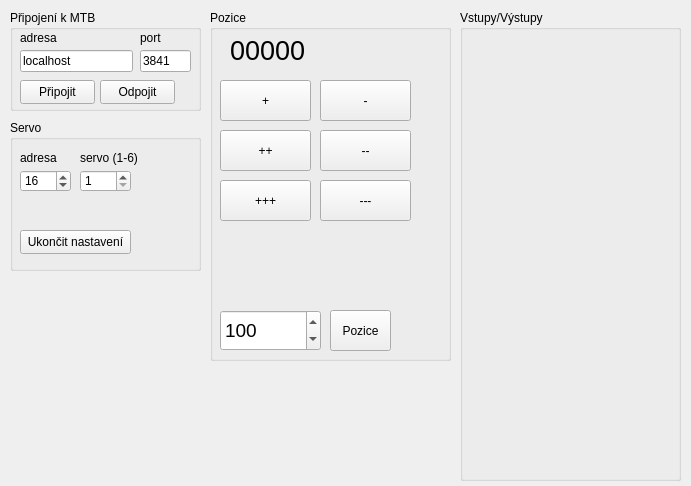
First picture: the form in mainwindow.ui, repository petrilakm/mtb-unis-config, before the edit.
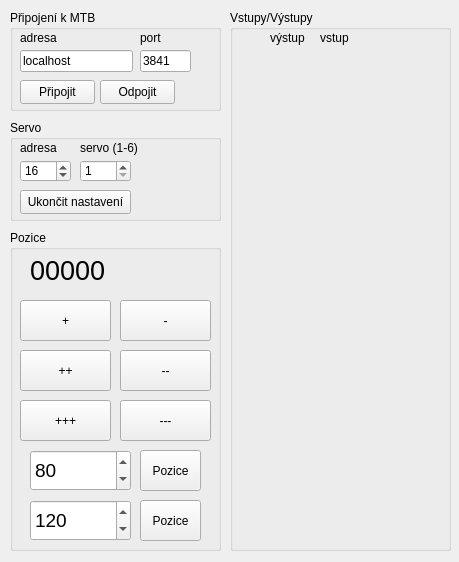
Second picture: the form after the edit.

Commit message:
vylepsena verze
Plne funkcni.
při změně adresy se neaktualizují vstupy a výstupy.

Diff of the .ui file:
```diff
--- a/mainwindow.ui
+++ b/mainwindow.ui
@@ -6,10 +6,28 @@
    <rect>
     <x>0</x>
     <y>0</y>
-    <width>691</width>
-    <height>486</height>
+    <width>459</width>
+    <height>562</height>
    </rect>
   </property>
+  <property name="sizePolicy">
+   <sizepolicy hsizetype="Fixed" vsizetype="Fixed">
+    <horstretch>0</horstretch>
+    <verstretch>0</verstretch>
+   </sizepolicy>
+  </property>
+  <property name="minimumSize">
+   <size>
+    <width>459</width>
+    <height>562</height>
+   </size>
+  </property>
+  <property name="maximumSize">
+   <size>
+    <width>459</width>
+    <height>562</height>
+   </size>
+  </property>
   <property name="windowTitle">
    <string>MainWindow</string>
   </property>
@@ -19,7 +37,7 @@
      <rect>
       <x>10</x>
       <y>10</y>
-      <width>191</width>
+      <width>211</width>
       <height>101</height>
      </rect>
     </property>
@@ -116,8 +134,8 @@
      <rect>
       <x>10</x>
       <y>120</y>
-      <width>191</width>
-      <height>151</height>
+      <width>211</width>
+      <height>101</height>
      </rect>
     </property>
     <property name="title">
@@ -127,7 +145,7 @@
      <property name="geometry">
       <rect>
        <x>70</x>
-       <y>50</y>
+       <y>40</y>
        <width>51</width>
        <height>22</height>
       </rect>
@@ -143,7 +161,7 @@
      <property name="geometry">
       <rect>
        <x>10</x>
-       <y>50</y>
+       <y>40</y>
        <width>51</width>
        <height>22</height>
       </rect>
@@ -162,7 +180,7 @@
      <property name="geometry">
       <rect>
        <x>10</x>
-       <y>110</y>
+       <y>70</y>
        <width>111</width>
        <height>24</height>
       </rect>
@@ -175,7 +193,7 @@
      <property name="geometry">
       <rect>
        <x>10</x>
-       <y>30</y>
+       <y>20</y>
        <width>49</width>
        <height>16</height>
       </rect>
@@ -188,7 +206,7 @@
      <property name="geometry">
       <rect>
        <x>70</x>
-       <y>30</y>
+       <y>20</y>
        <width>61</width>
        <height>16</height>
       </rect>
@@ -201,10 +219,10 @@
    <widget class="QGroupBox" name="groupBox_2">
     <property name="geometry">
      <rect>
-      <x>210</x>
-      <y>10</y>
-      <width>241</width>
-      <height>351</height>
+      <x>10</x>
+      <y>230</y>
+      <width>211</width>
+      <height>321</height>
      </rect>
     </property>
     <property name="title">
@@ -284,8 +302,8 @@
     <widget class="QSpinBox" name="sb_servopos">
      <property name="geometry">
       <rect>
-       <x>10</x>
-       <y>300</y>
+       <x>20</x>
+       <y>270</y>
        <width>101</width>
        <height>41</height>
       </rect>
@@ -299,14 +317,14 @@
       <number>255</number>
      </property>
      <property name="value">
-      <number>100</number>
+      <number>120</number>
      </property>
     </widget>
     <widget class="QPushButton" name="pb_servoposset">
      <property name="geometry">
       <rect>
-       <x>120</x>
-       <y>300</y>
+       <x>130</x>
+       <y>270</y>
        <width>61</width>
        <height>41</height>
       </rect>
@@ -341,19 +359,103 @@
       <string>--</string>
      </property>
     </widget>
+    <widget class="QSpinBox" name="sb_servopos2">
+     <property name="geometry">
+      <rect>
+       <x>20</x>
+       <y>220</y>
+       <width>101</width>
+       <height>41</height>
+      </rect>
+     </property>
+     <property name="font">
+      <font>
+       <pointsize>14</pointsize>
+      </font>
+     </property>
+     <property name="maximum">
+      <number>255</number>
+     </property>
+     <property name="value">
+      <number>80</number>
+     </property>
+    </widget>
+    <widget class="QPushButton" name="pb_servoposset2">
+     <property name="geometry">
+      <rect>
+       <x>130</x>
+       <y>220</y>
+       <width>61</width>
+       <height>41</height>
+      </rect>
+     </property>
+     <property name="text">
+      <string>Pozice</string>
+     </property>
+    </widget>
    </widget>
    <widget class="QGroupBox" name="gb_io">
     <property name="geometry">
      <rect>
-      <x>460</x>
+      <x>230</x>
       <y>10</y>
       <width>221</width>
-      <height>471</height>
+      <height>541</height>
      </rect>
     </property>
     <property name="title">
      <string>Vstupy/Výstupy</string>
     </property>
+    <widget class="QLabel" name="label_5">
+     <property name="geometry">
+      <rect>
+       <x>40</x>
+       <y>20</y>
+       <width>40</width>
+       <height>16</height>
+      </rect>
+     </property>
+     <property name="sizePolicy">
+      <sizepolicy hsizetype="Preferred" vsizetype="Preferred">
+       <horstretch>0</horstretch>
+       <verstretch>0</verstretch>
+      </sizepolicy>
+     </property>
+     <property name="text">
+      <string>výstup</string>
+     </property>
+     <property name="textFormat">
+      <enum>Qt::PlainText</enum>
+     </property>
+     <property name="wordWrap">
+      <bool>false</bool>
+     </property>
+    </widget>
+    <widget class="QLabel" name="label_6">
+     <property name="geometry">
+      <rect>
+       <x>90</x>
+       <y>20</y>
+       <width>40</width>
+       <height>16</height>
+      </rect>
+     </property>
+     <property name="sizePolicy">
+      <sizepolicy hsizetype="Preferred" vsizetype="Preferred">
+       <horstretch>0</horstretch>
+       <verstretch>0</verstretch>
+      </sizepolicy>
+     </property>
+     <property name="text">
+      <string>vstup</string>
+     </property>
+     <property name="textFormat">
+      <enum>Qt::PlainText</enum>
+     </property>
+     <property name="wordWrap">
+      <bool>false</bool>
+     </property>
+    </widget>
    </widget>
   </widget>
  </widget>
```
Left out of the diff: 2 changed lines with no effect on the pictures. The commit also changes 2 other files.
